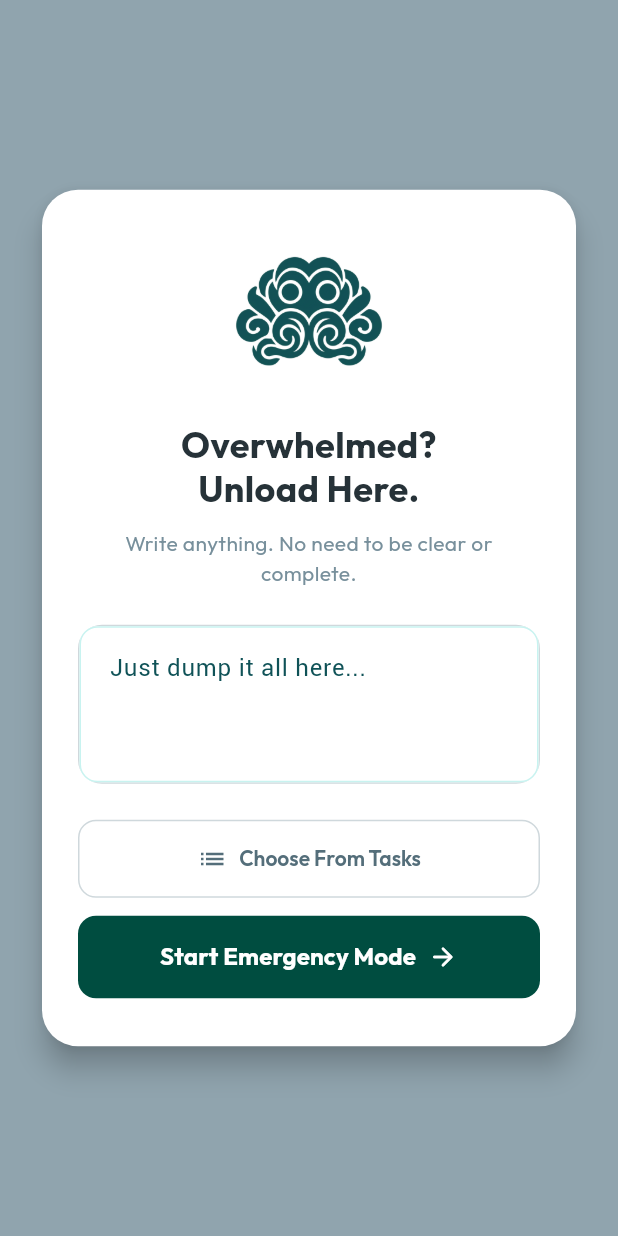
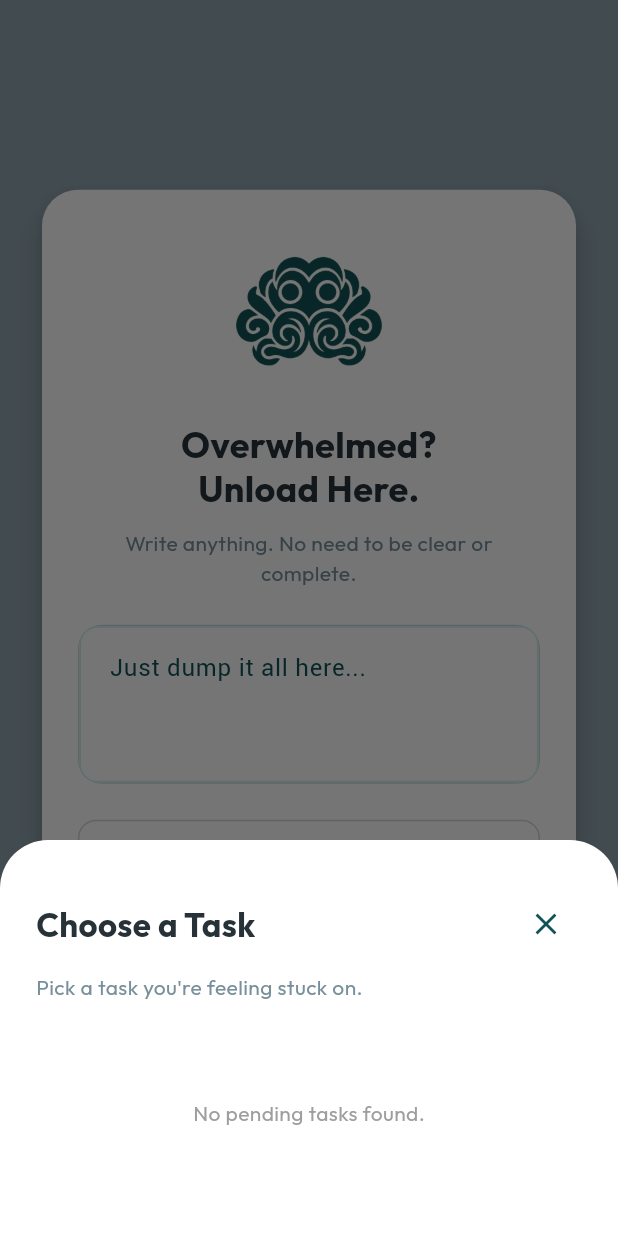
Before and after one commit to manafkemo/Smarrtingo, a Flutter app: the EmergencyInputView screen opened directly, after a tap on "Choose From Tasks", on a phone screen of 412 x 824 dp. Run offline on Flutter 3.47's test engine with Material 3 defaults, Android fonts, the phone set to English and light mode, and no system bars; our stand-ins replace audioplayers, confetti, file_picker, flutter_dotenv, font_awesome_flutter, google_fonts and 5 more; accounts and stored records are empty.

Commit message:
fixing buges

```diff
--- a/lib/screens/emergency_mode/emergency_input_view.dart
+++ b/lib/screens/emergency_mode/emergency_input_view.dart
@@ -3,6 +3,7 @@ import 'package:provider/provider.dart';
 import 'package:google_fonts/google_fonts.dart';
 import '../../providers/emergency_provider.dart';
 import '../../providers/task_provider.dart';
+import '../../widgets/task_selection_bottom_sheet.dart';
 
 class EmergencyInputView extends StatefulWidget {
   const EmergencyInputView({super.key});
@@ -97,7 +98,16 @@ class _EmergencyInputViewState extends State<EmergencyInputView> {
                   // "Choose From Tasks" Button (Secondary)
                   OutlinedButton.icon(
                     onPressed: () {
-                      // Placeholder for future feature
+                      showModalBottomSheet(
+                        context: context,
+                        isScrollControlled: true,
+                        backgroundColor: Colors.transparent,
+                        builder: (context) => TaskSelectionBottomSheet(
+                          onTaskSelected: (task) {
+                            context.read<EmergencyModeProvider>().submitSelectedTask(task.title);
+                          },
+                        ),
+                      );
                     },
                     icon: const Icon(Icons.list, size: 20),
                     label: const Text("Choose From Tasks"),
--- /dev/null
+++ b/lib/widgets/task_selection_bottom_sheet.dart
@@ -0,0 +1,105 @@
+import 'package:flutter/material.dart';
+import 'package:provider/provider.dart';
+import 'package:google_fonts/google_fonts.dart';
+import '../models/task_model.dart';
+import '../providers/task_provider.dart';
+import '../utils/theme.dart';
+
+class TaskSelectionBottomSheet extends StatelessWidget {
+  final Function(Task) onTaskSelected;
+
+  const TaskSelectionBottomSheet({super.key, required this.onTaskSelected});
+
+  @override
+  Widget build(BuildContext context) {
+    final tasks = context.watch<TaskProvider>().pendingTasks;
+
+    return Container(
+      padding: const EdgeInsets.symmetric(horizontal: 24, vertical: 32),
+      decoration: const BoxDecoration(
+        color: Colors.white,
+        borderRadius: BorderRadius.only(
+          topLeft: Radius.circular(32),
+          topRight: Radius.circular(32),
+        ),
+      ),
+      child: Column(
+        mainAxisSize: MainAxisSize.min,
+        crossAxisAlignment: CrossAxisAlignment.start,
+        children: [
+          Row(
+            mainAxisAlignment: MainAxisAlignment.spaceBetween,
+            children: [
+              Text(
+                "Choose a Task",
+                style: GoogleFonts.outfit(
+                  fontSize: 22,
+                  fontWeight: FontWeight.bold,
+                  color: const Color(0xFF263238),
+                ),
+              ),
+              IconButton(
+                onPressed: () => Navigator.pop(context),
+                icon: const Icon(Icons.close),
+              ),
+            ],
+          ),
+          const SizedBox(height: 8),
+          Text(
+            "Pick a task you're feeling stuck on.",
+            style: GoogleFonts.outfit(
+              fontSize: 14,
+              color: const Color(0xFF78909C),
+            ),
+          ),
+          const SizedBox(height: 24),
+          if (tasks.isEmpty)
+            Center(
+              child: Padding(
+                padding: const EdgeInsets.symmetric(vertical: 40),
+                child: Text(
+                  "No pending tasks found.",
+                  style: GoogleFonts.outfit(color: Colors.grey),
+                ),
+              ),
+            )
+          else
+            Flexible(
+              child: ListView.separated(
+                shrinkWrap: true,
+                padding: const EdgeInsets.only(bottom: 24),
+                itemCount: tasks.length,
+                separatorBuilder: (context, index) => const Divider(height: 1),
+                itemBuilder: (context, index) {
+                  final task = tasks[index];
+                  return ListTile(
+                    contentPadding: const EdgeInsets.symmetric(vertical: 8),
+                    title: Text(
+                      task.title,
+                      style: GoogleFonts.outfit(
+                        fontWeight: FontWeight.w600,
+                        color: const Color(0xFF263238),
+                      ),
+                    ),
+                    subtitle: task.description.isNotEmpty
+                        ? Text(
+                            task.description,
+                            maxLines: 1,
+                            overflow: TextOverflow.ellipsis,
+                            style: GoogleFonts.outfit(fontSize: 12),
+                          )
+                        : null,
+                    trailing: const Icon(Icons.arrow_forward_ios, size: 14),
+                    onTap: () {
+                      Navigator.pop(context);
+                      onTaskSelected(task);
+                    },
+                  );
+                },
+              ),
+            ),
+        ],
+      ),
+    );
+  }
+}
```
Also changed, not shown: lib/providers/emergency_provider.dart (+35 -0 lines), 1 other file.
